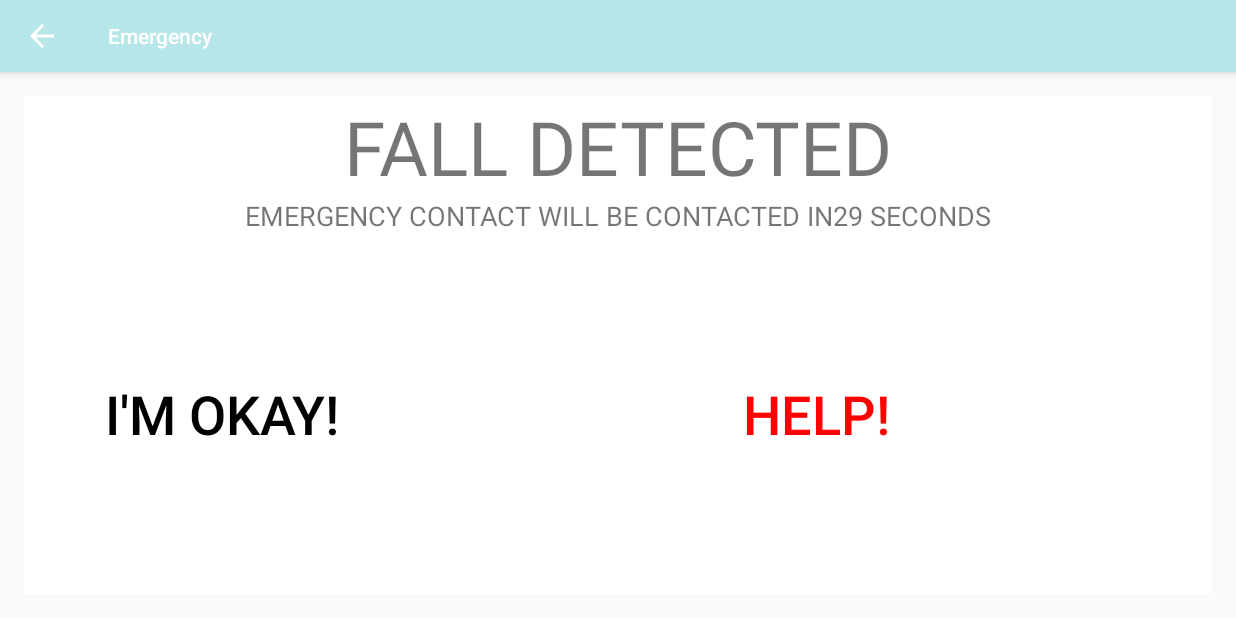
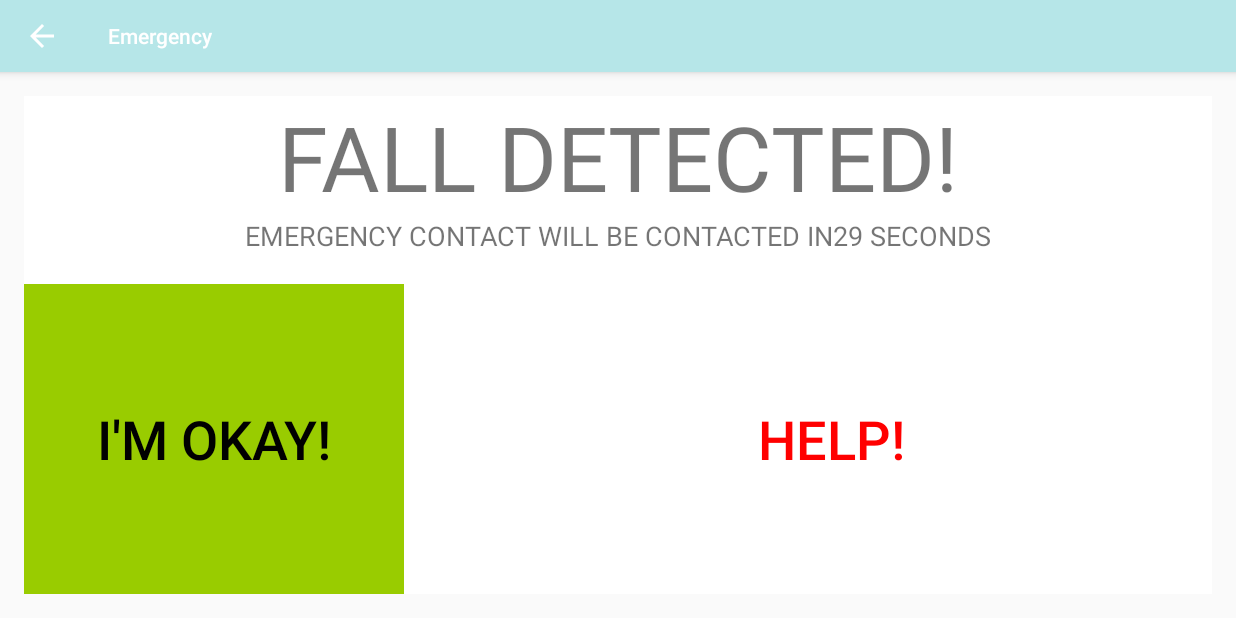
Before and after one commit to nicolas-suzuki/radq, an Android app: the EmergencyActivity screen opened directly, with no data from a screen before it, on a phone screen of 824 x 412 dp (held sideways). Run offline under Robolectric (Android 15) with nearby library versions, the light colour scheme and no system bars.

Commit message:
Minor fixes to the Emergency Activity Layout

```diff
--- a/app/src/main/res/layout/emergency_activity.xml
+++ b/app/src/main/res/layout/emergency_activity.xml
@@ -17,7 +17,7 @@
         android:textAlignment="center"
         android:textAllCaps="true"
         android:textIsSelectable="false"
-        android:textSize="50sp" />
+        android:textSize="60sp" />
 
     <TextView
         android:id="@+id/emergencyContactWillBeContactedTxt"
@@ -30,6 +30,10 @@
         android:textSize="18sp"
         app:layout_constraintVertical_bias="0.0" />
 
+    <Space
+        android:layout_width="match_parent"
+        android:layout_height="20dp" />
+
     <LinearLayout
         android:id="@+id/layoutButtons"
         android:layout_width="match_parent"
@@ -41,17 +45,23 @@
             style="?android:attr/buttonBarButtonStyle"
             android:layout_width="0dp"
             android:layout_height="match_parent"
-            android:layout_weight="1"
+            android:layout_weight="4"
+            android:background="@android:color/holo_green_light"
             android:text="@string/imOkay"
             android:textColor="@android:color/black"
             android:textSize="36sp" />
+
+        <Space
+            android:layout_width="0dp"
+            android:layout_height="match_parent"
+            android:layout_weight="0.5" />
 
         <Button
             android:id="@+id/imNotOkay"
             style="?android:attr/buttonBarButtonStyle"
             android:layout_width="0dp"
             android:layout_height="match_parent"
-            android:layout_weight="2"
+            android:layout_weight="8"
             android:text="@string/imNotOkay"
             android:textColor="#F44336"
             android:textSize="36sp" />
--- a/app/src/main/res/values/strings.xml
+++ b/app/src/main/res/values/strings.xml
@@ -2,8 +2,8 @@
     <string name="app_name">Fall Detector Autonomous Robot</string>
     <string name="app_description">Fall detector autonomous robot</string>
     <string name="downloading_necessary_files">Downloading RAQD necessary files</string>
-    <string name="fall_detected">Fall detected</string>
-    <string name="contactContact">contacted</string>
+    <string name="fall_detected">Fall detected!</string>
+    <string name="contactContact">" contacted"</string>
 
 
     <!-- Log Messages -->
```
Also changed, not shown: 1 other file.
